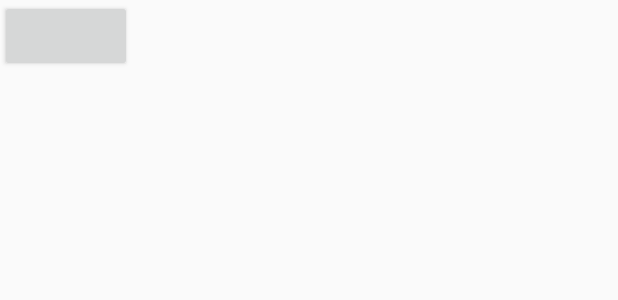
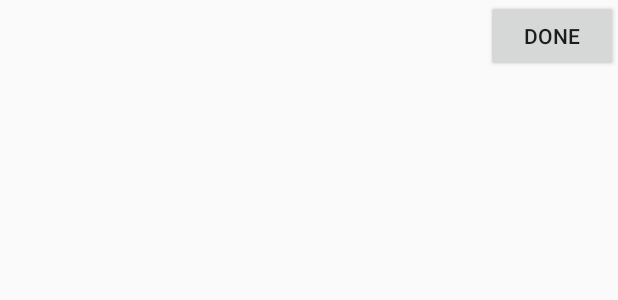
Before and after one commit to danimal141/AndroidTodos, an Android app: the layout list_item_task.xml on its own in the app's theme, with its tools: preview values and no code run, on a phone screen of 412 x 824 dp. Shown: the top 300 px of the screen. Run offline under Robolectric (Android 15) with nearby library versions, the phone set to English and light mode, and no system bars.

Commit message:
Fix layout

```diff
--- a/app/src/main/java/com/example/danimal141/todos/ui/MainActivity.java
+++ b/app/src/main/java/com/example/danimal141/todos/ui/MainActivity.java
@@ -27,7 +27,6 @@ public class MainActivity extends ActionBarActivity {
     protected void onCreate(Bundle savedInstanceState) {
         super.onCreate(savedInstanceState);
         setContentView(R.layout.activity_main);
-
         updateUI();
     }
 
--- a/app/src/main/res/layout/list_item_task.xml
+++ b/app/src/main/res/layout/list_item_task.xml
@@ -7,11 +7,23 @@
     <TextView
         android:id="@+id/task_text"
         android:layout_width="wrap_content"
-        android:layout_height="wrap_content" />
+        android:layout_height="wrap_content"
+        android:layout_alignParentTop="true"
+        android:layout_alignParentLeft="true"
+        android:layout_alignParentStart="true"
+        android:textSize="20sp"
+        android:gravity="center_vertical"
+        android:layout_toLeftOf="@+id/done_button"
+        android:layout_toStartOf="@id/done_button"
+        android:layout_alignBottom="@id/done_button" />
 
     <Button
         android:id="@+id/done_button"
         android:layout_width="wrap_content"
-        android:layout_height="wrap_content" />
+        android:layout_height="wrap_content"
+        android:text="@string/done"
+        android:layout_alignParentTop="true"
+        android:layout_alignParentRight="true"
+        android:layout_alignParentEnd="true" />
 
 </RelativeLayout>
--- a/app/src/main/res/values/strings.xml
+++ b/app/src/main/res/values/strings.xml
@@ -6,5 +6,6 @@
     <string name="message_guide">What do you want to do?</string>
     <string name="action_add">Add</string>
     <string name="action_cancel">Cancel</string>
+    <string name="done">Done</string>
 
 </resources>
```
